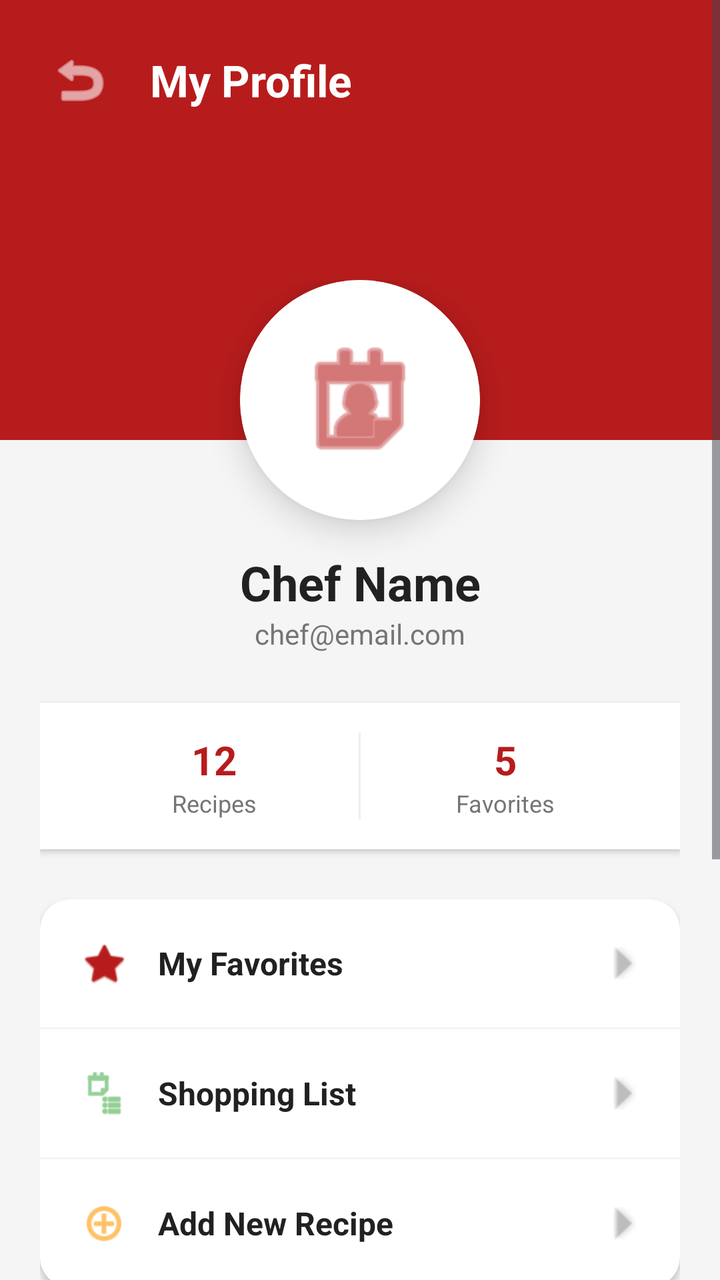
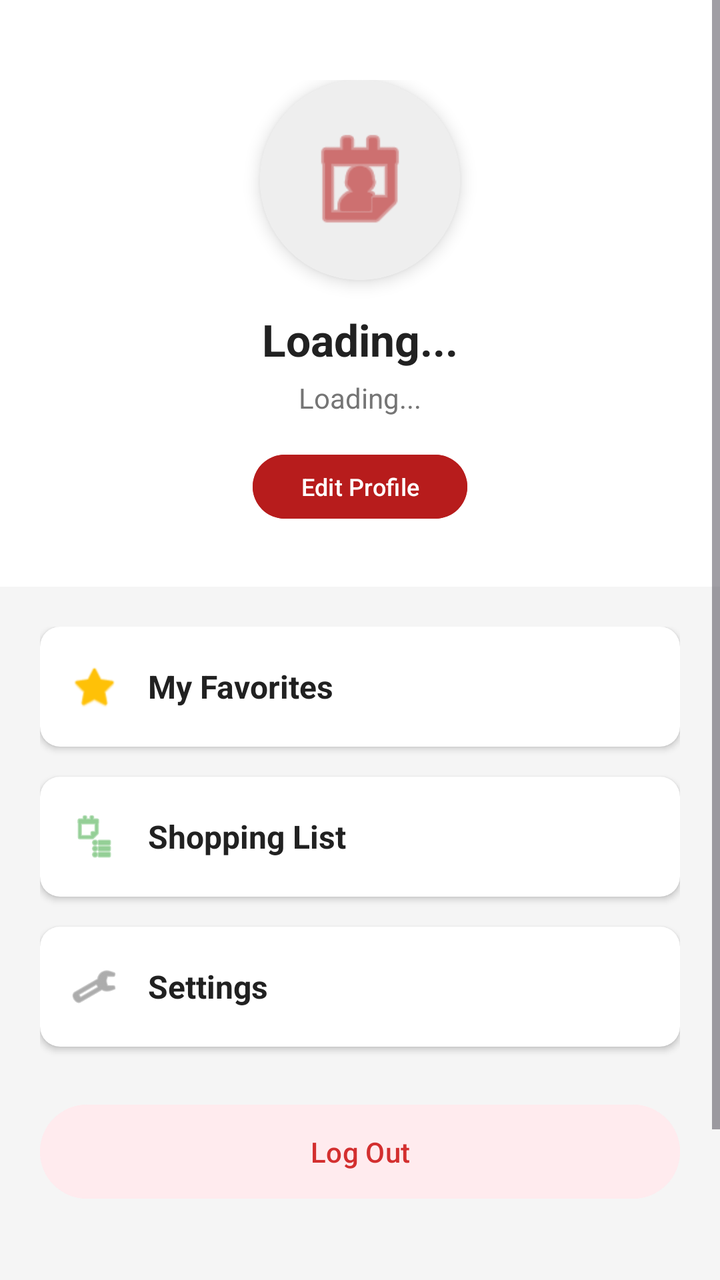

Two renders of the same Android screen: before a commit and after it. Below are the layout's source before the change and the commit's diff.
<!-- AndroidManifest.xml: application theme Theme.RecipeApp -->
<!-- res/layout/fragment_profile.xml -->
<?xml version="1.0" encoding="utf-8"?>
<ScrollView xmlns:android="http://schemas.android.com/apk/res/android"
    xmlns:app="http://schemas.android.com/apk/res-auto"
    android:layout_width="match_parent"
    android:layout_height="match_parent"
    android:background="#F5F5F5">

    <RelativeLayout
        android:layout_width="match_parent"
        android:layout_height="wrap_content">

        <View
            android:id="@+id/headerBackground"
            android:layout_width="match_parent"
            android:layout_height="220dp"
            android:background="#B71C1C"/>

        <ImageButton
            android:id="@+id/btnBackProfile"
            android:layout_width="40dp"
            android:layout_height="40dp"
            android:src="@android:drawable/ic_menu_revert"
            android:background="@android:color/transparent"
            app:tint="#FFFFFF"
            android:layout_marginTop="20dp"
            android:layout_marginStart="20dp"/>

        <TextView
            android:layout_width="wrap_content"
            android:layout_height="wrap_content"
            android:text="My Profile"
            android:textColor="#FFFFFF"
            android:textSize="22sp"
            android:textStyle="bold"
            android:layout_toEndOf="@id/btnBackProfile"
            android:layout_alignTop="@id/btnBackProfile"
            android:layout_alignBottom="@id/btnBackProfile"
            android:gravity="center_vertical"
            android:layout_marginStart="15dp"/>

        <LinearLayout
            android:layout_width="match_parent"
            android:layout_height="wrap_content"
            android:orientation="vertical"
            android:layout_marginTop="140dp"
            android:paddingStart="20dp"
            android:paddingEnd="20dp"
            android:paddingBottom="40dp">

            <androidx.cardview.widget.CardView
                android:layout_width="120dp"
                android:layout_height="120dp"
                app:cardCornerRadius="60dp"
                app:cardElevation="10dp"
                android:layout_gravity="center_horizontal"
                android:layout_marginBottom="15dp">
                <ImageView
                    android:layout_width="match_parent"
                    android:layout_height="match_parent"
                    android:src="@android:drawable/ic_menu_my_calendar"
                    android:padding="25dp"
                    android:background="#FFFFFF"
                    app:tint="#B71C1C"/>
            </androidx.cardview.widget.CardView>

            <TextView
                android:id="@+id/tvProfileNameDisplay"
                android:layout_width="match_parent"
                android:layout_height="wrap_content"
                android:text="Chef Name"
                android:textSize="24sp"
                android:textStyle="bold"
                android:textColor="#212121"
                android:gravity="center"/>

            <TextView
                android:id="@+id/tvProfileEmailDisplay"
                android:layout_width="match_parent"
                android:layout_height="wrap_content"
                android:text="chef@email.com"
                android:textSize="14sp"
                android:textColor="#757575"
                android:gravity="center"
                android:layout_marginBottom="25dp"/>

            <LinearLayout
                android:layout_width="match_parent"
                android:layout_height="wrap_content"
                android:orientation="horizontal"
                android:background="#FFFFFF"
                android:elevation="2dp"
                android:padding="15dp"
                android:layout_marginBottom="25dp">

                <LinearLayout
                    android:layout_width="0dp"
                    android:layout_height="wrap_content"
                    android:layout_weight="1"
                    android:orientation="vertical"
                    android:gravity="center">
                    <TextView
                        android:layout_width="wrap_content"
                        android:layout_height="wrap_content"
                        android:text="12"
                        android:textSize="20sp"
                        android:textStyle="bold"
                        android:textColor="#B71C1C"/>
                    <TextView
                        android:layout_width="wrap_content"
                        android:layout_height="wrap_content"
                        android:text="Recipes"
                        android:textSize="12sp"
                        android:textColor="#757575"/>
                </LinearLayout>

                <View
                    android:layout_width="1dp"
                    android:layout_height="match_parent"
                    android:background="#EEEEEE"/>

                <LinearLayout
                    android:layout_width="0dp"
                    android:layout_height="wrap_content"
                    android:layout_weight="1"
                    android:orientation="vertical"
                    android:gravity="center">
                    <TextView
                        android:layout_width="wrap_content"
                        android:layout_height="wrap_content"
                        android:text="5"
                        android:textSize="20sp"
                        android:textStyle="bold"
                        android:textColor="#B71C1C"/>
                    <TextView
                        android:layout_width="wrap_content"
                        android:layout_height="wrap_content"
                        android:text="Favorites"
                        android:textSize="12sp"
                        android:textColor="#757575"/>
                </LinearLayout>
            </LinearLayout>

            <androidx.cardview.widget.CardView
                android:layout_width="match_parent"
                android:layout_height="wrap_content"
                app:cardCornerRadius="15dp"
                app:cardElevation="2dp"
                app:cardBackgroundColor="#FFFFFF"
                android:layout_marginBottom="25dp">

                <LinearLayout
                    android:layout_width="match_parent"
                    android:layout_height="wrap_content"
                    android:orientation="vertical">

                    <LinearLayout
                        android:id="@+id/btnGoToFavorites"
                        android:layout_width="match_parent"
                        android:layout_height="wrap_content"
                        android:orientation="horizontal"
                        android:padding="20dp"
                        android:gravity="center_vertical"
                        android:clickable="true"
                        android:foreground="?android:attr/selectableItemBackground">
                        <ImageView
                            android:layout_width="24dp"
                            android:layout_height="24dp"
                            android:src="@android:drawable/btn_star_big_on"
                            app:tint="#B71C1C"/>
                        <TextView
                            android:layout_width="0dp"
                            android:layout_height="wrap_content"
                            android:layout_weight="1"
                            android:text="My Favorites"
                            android:textSize="16sp"
                            android:textColor="#212121"
                            android:textStyle="bold"
                            android:layout_marginStart="15dp"/>
                        <ImageView
                            android:layout_width="16dp"
                            android:layout_height="16dp"
                            android:src="@android:drawable/arrow_down_float"
                            android:rotation="-90"
                            app:tint="#BDBDBD"/>
                    </LinearLayout>

                    <View android:layout_width="match_parent" android:layout_height="1dp" android:background="#F5F5F5"/>

                    <LinearLayout
                        android:id="@+id/btnGoToShopping"
                        android:layout_width="match_parent"
                        android:layout_height="wrap_content"
                        android:orientation="horizontal"
                        android:padding="20dp"
                        android:gravity="center_vertical"
                        android:clickable="true"
                        android:foreground="?android:attr/selectableItemBackground">
                        <ImageView
                            android:layout_width="24dp"
                            android:layout_height="24dp"
                            android:src="@android:drawable/ic_menu_agenda"
                            app:tint="#4CAF50"/>
                        <TextView
                            android:layout_width="0dp"
                            android:layout_height="wrap_content"
                            android:layout_weight="1"
                            android:text="Shopping List"
                            android:textSize="16sp"
                            android:textColor="#212121"
                            android:textStyle="bold"
                            android:layout_marginStart="15dp"/>
                        <ImageView
                            android:layout_width="16dp"
                            android:layout_height="16dp"
                            android:src="@android:drawable/arrow_down_float"
                            android:rotation="-90"
                            app:tint="#BDBDBD"/>
                    </LinearLayout>

                    <View android:layout_width="match_parent" android:layout_height="1dp" android:background="#F5F5F5"/>

                    <LinearLayout
                        android:id="@+id/btnGoToAddRecipe"
                        android:layout_width="match_parent"
                        android:layout_height="wrap_content"
                        android:orientation="horizontal"
                        android:padding="20dp"
                        android:gravity="center_vertical"
                        android:clickable="true"
                        android:foreground="?android:attr/selectableItemBackground">
                        <ImageView
                            android:layout_width="24dp"
                            android:layout_height="24dp"
                            android:src="@android:drawable/ic_menu_add"
                            app:tint="#FF9800"/>
                        <TextView
                            android:layout_width="0dp"
                            android:layout_height="wrap_content"
                            android:layout_weight="1"
                            android:text="Add New Recipe"
                            android:textSize="16sp"
                            android:textColor="#212121"
                            android:textStyle="bold"
                            android:layout_marginStart="15dp"/>
                        <ImageView
                            android:layout_width="16dp"
                            android:layout_height="16dp"
                            android:src="@android:drawable/arrow_down_float"
                            android:rotation="-90"
                            app:tint="#BDBDBD"/>
                    </LinearLayout>
                </LinearLayout>
            </androidx.cardview.widget.CardView>

            <TextView
                android:layout_width="wrap_content"
                android:layout_height="wrap_content"
                android:text="Security"
                android:textSize="16sp"
                android:textStyle="bold"
                android:textColor="#212121"
                android:layout_marginBottom="10dp"
                android:layout_marginStart="5dp"/>

            <androidx.cardview.widget.CardView
                android:layout_width="match_parent"
                android:layout_height="wrap_content"
                app:cardCornerRadius="12dp"
                app:cardElevation="2dp"
                android:layout_marginBottom="25dp">
                <LinearLayout
                    android:layout_width="match_parent"
                    android:layout_height="wrap_content"
                    android:orientation="vertical"
                    android:padding="15dp">

                    <EditText
                        android:id="@+id/etProfilePassword"
                        android:layout_width="match_parent"
                        android:layout_height="50dp"
                        android:background="#F9F9F9"
                        android:paddingStart="15dp"
                        android:hint="New Password"
                        android:inputType="textPassword"
                        android:layout_marginBottom="10dp"/>

                    <Button
                        android:id="@+id/btnUpdatePassword"
                        android:layout_width="match_parent"
                        android:layout_height="50dp"
                        android:text="Update Password"
                        android:backgroundTint="#212121"
                        android:textColor="#FFFFFF"/>
                </LinearLayout>
            </androidx.cardview.widget.CardView>

            <Button
                android:id="@+id/btnLogout"
                android:layout_width="match_parent"
                android:layout_height="wrap_content"
                android:text="Log Out"
                android:textColor="#D32F2F"
                android:backgroundTint="#FFEBEE"
                style="?android:attr/borderlessButtonStyle"/>

        </LinearLayout>
    </RelativeLayout>
</ScrollView>
<!-- resources referenced by this layout -->
<resources>
  <style name="Theme.RecipeApp" parent="Base.Theme.RecipeApp" />
  <style name="Base.Theme.RecipeApp" parent="Theme.Material3.DayNight.NoActionBar">
          
          
      </style>
</resources>

<!-- the commit's change to res/layout/fragment_profile.xml (unified diff, before → after) -->
@@ -1,308 +1,185 @@
 <?xml version="1.0" encoding="utf-8"?>
+
 <ScrollView xmlns:android="http://schemas.android.com/apk/res/android"
     xmlns:app="http://schemas.android.com/apk/res-auto"
     android:layout_width="match_parent"
     android:layout_height="match_parent"
     android:background="#F5F5F5">
 
-    <RelativeLayout
+    <LinearLayout
         android:layout_width="match_parent"
-        android:layout_height="wrap_content">
-
-        <View
-            android:id="@+id/headerBackground"
-            android:layout_width="match_parent"
-            android:layout_height="220dp"
-            android:background="#B71C1C"/>
-
-        <ImageButton
-            android:id="@+id/btnBackProfile"
-            android:layout_width="40dp"
-            android:layout_height="40dp"
-            android:src="@android:drawable/ic_menu_revert"
-            android:background="@android:color/transparent"
-            app:tint="#FFFFFF"
-            android:layout_marginTop="20dp"
-            android:layout_marginStart="20dp"/>
-
-        <TextView
-            android:layout_width="wrap_content"
-            android:layout_height="wrap_content"
-            android:text="My Profile"
-            android:textColor="#FFFFFF"
-            android:textSize="22sp"
-            android:textStyle="bold"
-            android:layout_toEndOf="@id/btnBackProfile"
-            android:layout_alignTop="@id/btnBackProfile"
-            android:layout_alignBottom="@id/btnBackProfile"
-            android:gravity="center_vertical"
-            android:layout_marginStart="15dp"/>
+        android:layout_height="wrap_content"
+        android:orientation="vertical"
+        android:paddingBottom="30dp">
 
         <LinearLayout
             android:layout_width="match_parent"
             android:layout_height="wrap_content"
             android:orientation="vertical"
-            android:layout_marginTop="140dp"
-            android:paddingStart="20dp"
-            android:paddingEnd="20dp"
-            android:paddingBottom="40dp">
+            android:gravity="center"
+            android:background="#FFFFFF"
+            android:paddingTop="40dp"
+            android:paddingBottom="30dp">
 
             <androidx.cardview.widget.CardView
-                android:layout_width="120dp"
-                android:layout_height="120dp"
-                app:cardCornerRadius="60dp"
-                app:cardElevation="10dp"
-                android:layout_gravity="center_horizontal"
-                android:layout_marginBottom="15dp">
+                android:layout_width="100dp"
+                android:layout_height="100dp"
+                app:cardCornerRadius="50dp"
+                app:cardElevation="5dp">
                 <ImageView
                     android:layout_width="match_parent"
                     android:layout_height="match_parent"
                     android:src="@android:drawable/ic_menu_my_calendar"
-                    android:padding="25dp"
-                    android:background="#FFFFFF"
+                    android:padding="20dp"
+                    android:background="#EEEEEE"
                     app:tint="#B71C1C"/>
             </androidx.cardview.widget.CardView>
 
             <TextView
-                android:id="@+id/tvProfileNameDisplay"
-                android:layout_width="match_parent"
+                android:id="@+id/tvProfileName"
+                android:layout_width="wrap_content"
                 android:layout_height="wrap_content"
-                android:text="Chef Name"
-                android:textSize="24sp"
+                android:text="Loading..."
+                android:textSize="22sp"
                 android:textStyle="bold"
                 android:textColor="#212121"
-                android:gravity="center"/>
+                android:layout_marginTop="15dp"/>
 
             <TextView
-                android:id="@+id/tvProfileEmailDisplay"
-                android:layout_width="match_parent"
+                android:id="@+id/tvProfileEmail"
+                android:layout_width="wrap_content"
                 android:layout_height="wrap_content"
-                android:text="chef@email.com"
+                android:text="Loading..."
                 android:textSize="14sp"
                 android:textColor="#757575"
-                android:gravity="center"
-                android:layout_marginBottom="25dp"/>
+                android:layout_marginTop="5dp"/>
 
-            <LinearLayout
+            <Button
+                android:id="@+id/btnEditProfile"
+                android:layout_width="wrap_content"
+                android:layout_height="40dp"
+                android:text="Edit Profile"
+                android:textSize="12sp"
+                android:backgroundTint="#B71C1C"
+                android:layout_marginTop="15dp"/>
+        </LinearLayout>
+
+        <LinearLayout
+            android:layout_width="match_parent"
+            android:layout_height="wrap_content"
+            android:orientation="vertical"
+            android:padding="20dp">
+
+            <androidx.cardview.widget.CardView
+                android:id="@+id/btnMyFavorites"
                 android:layout_width="match_parent"
-                android:layout_height="wrap_content"
-                android:orientation="horizontal"
-                android:background="#FFFFFF"
-                android:elevation="2dp"
-                android:padding="15dp"
-                android:layout_marginBottom="25dp">
-
+                android:layout_height="60dp"
+                app:cardCornerRadius="10dp"
+                app:cardElevation="2dp"
+                android:layout_marginBottom="15dp"
+                android:clickable="true"
+                android:foreground="?android:attr/selectableItemBackground">
                 <LinearLayout
-                    android:layout_width="0dp"
-                    android:layout_height="wrap_content"
-                    android:layout_weight="1"
-                    android:orientation="vertical"
-                    android:gravity="center">
+                    android:layout_width="match_parent"
+                    android:layout_height="match_parent"
+                    android:gravity="center_vertical"
+                    android:paddingStart="15dp">
+                    <ImageView
+                        android:layout_width="24dp"
+                        android:layout_height="24dp"
+                        android:src="@android:drawable/btn_star_big_on"
+                        app:tint="#FFC107"/>
                     <TextView
                         android:layout_width="wrap_content"
                         android:layout_height="wrap_content"
-                        android:text="12"
-                        android:textSize="20sp"
+                        android:text="My Favorites"
+                        android:textSize="16sp"
+                        android:textColor="#212121"
                         android:textStyle="bold"
-                        android:textColor="#B71C1C"/>
+                        android:layout_marginStart="15dp"/>
+                </LinearLayout>
+            </androidx.cardview.widget.CardView>
+
+            <androidx.cardview.widget.CardView
+                android:id="@+id/btnShoppingList"
+                android:layout_width="match_parent"
+                android:layout_height="60dp"
+                app:cardCornerRadius="10dp"
+                app:cardElevation="2dp"
+                android:layout_marginBottom="15dp"
+                android:clickable="true"
+                android:foreground="?android:attr/selectableItemBackground">
+                <LinearLayout
+                    android:layout_width="match_parent"
+                    android:layout_height="match_parent"
+                    android:gravity="center_vertical"
+                    android:paddingStart="15dp">
+                    <ImageView
+                        android:layout_width="24dp"
+                        android:layout_height="24dp"
+                        android:src="@android:drawable/ic_menu_agenda"
+                        app:tint="#4CAF50"/>
                     <TextView
                         android:layout_width="wrap_content"
                         android:layout_height="wrap_content"
-                        android:text="Recipes"
-                        android:textSize="12sp"
-                        android:textColor="#757575"/>
+                        android:text="Shopping List"
+                        android:textSize="16sp"
+                        android:textColor="#212121"
+                        android:textStyle="bold"
+                        android:layout_marginStart="15dp"/>
                 </LinearLayout>
+            </androidx.cardview.widget.CardView>
 
-                <View
-                    android:layout_width="1dp"
+            <androidx.cardview.widget.CardView
+                android:id="@+id/btnSettings"
+                android:layout_width="match_parent"
+                android:layout_height="60dp"
+                app:cardCornerRadius="10dp"
+                app:cardElevation="2dp"
+                android:layout_marginBottom="15dp"
+                android:clickable="true"
+                android:foreground="?android:attr/selectableItemBackground">
+                <LinearLayout
+                    android:layout_width="match_parent"
                     android:layout_height="match_parent"
-                    android:background="#EEEEEE"/>
-
-                <LinearLayout
-                    android:layout_width="0dp"
-                    android:layout_height="wrap_content"
-                    android:layout_weight="1"
-                    android:orientation="vertical"
-                    android:gravity="center">
+                    android:gravity="center_vertical"
+                    android:paddingStart="15dp">
+                    <ImageView
+                        android:layout_width="24dp"
+                        android:layout_height="24dp"
+                        android:src="@android:drawable/ic_menu_preferences"
+                        app:tint="#757575"/>
                     <TextView
                         android:layout_width="wrap_content"
                         android:layout_height="wrap_content"
-                        android:text="5"
-                        android:textSize="20sp"
+                        android:text="Settings"
+                        android:textSize="16sp"
+                        android:textColor="#212121"
                         android:textStyle="bold"
-                        android:textColor="#B71C1C"/>
-                    <TextView
-                        android:layout_width="wrap_content"
-                        android:layout_height="wrap_content"
-                        android:text="Favorites"
-                        android:textSize="12sp"
-                        android:textColor="#757575"/>
-                </LinearLayout>
-            </LinearLayout>
-
-            <androidx.cardview.widget.CardView
-                android:layout_width="match_parent"
-                android:layout_height="wrap_content"
-                app:cardCornerRadius="15dp"
-                app:cardElevation="2dp"
-                app:cardBackgroundColor="#FFFFFF"
-                android:layout_marginBottom="25dp">
-
-                <LinearLayout
-                    android:layout_width="match_parent"
-                    android:layout_height="wrap_content"
-                    android:orientation="vertical">
-
-                    <LinearLayout
-                        android:id="@+id/btnGoToFavorites"
-                        android:layout_width="match_parent"
-                        android:layout_height="wrap_content"
-                        android:orientation="horizontal"
-                        android:padding="20dp"
-                        android:gravity="center_vertical"
-                        android:clickable="true"
-                        android:foreground="?android:attr/selectableItemBackground">
-                        <ImageView
-                            android:layout_width="24dp"
-                            android:layout_height="24dp"
-                            android:src="@android:drawable/btn_star_big_on"
-                            app:tint="#B71C1C"/>
-                        <TextView
-                            android:layout_width="0dp"
-                            android:layout_height="wrap_content"
-                            android:layout_weight="1"
-                            android:text="My Favorites"
-                            android:textSize="16sp"
-                            android:textColor="#212121"
-                            android:textStyle="bold"
-                            android:layout_marginStart="15dp"/>
-                        <ImageView
-                            android:layout_width="16dp"
-                            android:layout_height="16dp"
-                            android:src="@android:drawable/arrow_down_float"
-                            android:rotation="-90"
-                            app:tint="#BDBDBD"/>
-                    </LinearLayout>
-
-                    <View android:layout_width="match_parent" android:layout_height="1dp" android:background="#F5F5F5"/>
-
-                    <LinearLayout
-                        android:id="@+id/btnGoToShopping"
-                        android:layout_width="match_parent"
-                        android:layout_height="wrap_content"
-                        android:orientation="horizontal"
-                        android:padding="20dp"
-                        android:gravity="center_vertical"
-                        android:clickable="true"
-                        android:foreground="?android:attr/selectableItemBackground">
-                        <ImageView
-                            android:layout_width="24dp"
-                            android:layout_height="24dp"
-                            android:src="@android:drawable/ic_menu_agenda"
-                            app:tint="#4CAF50"/>
-                        <TextView
-                            android:layout_width="0dp"
-                            android:layout_height="wrap_content"
-                            android:layout_weight="1"
-                            android:text="Shopping List"
-                            android:textSize="16sp"
-                            android:textColor="#212121"
-                            android:textStyle="bold"
-                            android:layout_marginStart="15dp"/>
-                        <ImageView
-                            android:layout_width="16dp"
-                            android:layout_height="16dp"
-                            android:src="@android:drawable/arrow_down_float"
-                            android:rotation="-90"
-                            app:tint="#BDBDBD"/>
-                    </LinearLayout>
-
-                    <View android:layout_width="match_parent" android:layout_height="1dp" android:background="#F5F5F5"/>
-
-                    <LinearLayout
-                        android:id="@+id/btnGoToAddRecipe"
-                        android:layout_width="match_parent"
-                        android:layout_height="wrap_content"
-                        android:orientation="horizontal"
-                        android:padding="20dp"
-                        android:gravity="center_vertical"
-                        android:clickable="true"
-                        android:foreground="?android:attr/selectableItemBackground">
-                        <ImageView
-                            android:layout_width="24dp"
-                            android:layout_height="24dp"
-                            android:src="@android:drawable/ic_menu_add"
-                            app:tint="#FF9800"/>
-                        <TextView
-                            android:layout_width="0dp"
-                            android:layout_height="wrap_content"
-                            android:layout_weight="1"
-                            android:text="Add New Recipe"
-                            android:textSize="16sp"
-                            android:textColor="#212121"
-                            android:textStyle="bold"
-                            android:layout_marginStart="15dp"/>
-                        <ImageView
-                            android:layout_width="16dp"
-                            android:layout_height="16dp"
-                            android:src="@android:drawable/arrow_down_float"
-                            android:rotation="-90"
-                            app:tint="#BDBDBD"/>
-                    </LinearLayout>
-                </LinearLayout>
-            </androidx.cardview.widget.CardView>
-
-            <TextView
-                android:layout_width="wrap_content"
-                android:layout_height="wrap_content"
-                android:text="Security"
-                android:textSize="16sp"
-                android:textStyle="bold"
-                android:textColor="#212121"
-                android:layout_marginBottom="10dp"
-                android:layout_marginStart="5dp"/>
-
-            <androidx.cardview.widget.CardView
-                android:layout_width="match_parent"
-                android:layout_height="wrap_content"
-                app:cardCornerRadius="12dp"
-                app:cardElevation="2dp"
-                android:layout_marginBottom="25dp">
-                <LinearLayout
-                    android:layout_width="match_parent"
-                    android:layout_height="wrap_content"
-                    android:orientation="vertical"
-                    android:padding="15dp">
-
-                    <EditText
-                        android:id="@+id/etProfilePassword"
-                        android:layout_width="match_parent"
-                        android:layout_height="50dp"
-                        android:background="#F9F9F9"
-                        android:paddingStart="15dp"
-                        android:hint="New Password"
-                        android:inputType="textPassword"
-                        android:layout_marginBottom="10dp"/>
-
-                    <Button
-                        android:id="@+id/btnUpdatePassword"
-                        android:layout_width="match_parent"
-                        android:layout_height="50dp"
-                        android:text="Update Password"
-                        android:backgroundTint="#212121"
-                        android:textColor="#FFFFFF"/>
+                        android:layout_marginStart="15dp"/>
                 </LinearLayout>
             </androidx.cardview.widget.CardView>
 
             <Button
                 android:id="@+id/btnLogout"
                 android:layout_width="match_parent"
-                android:layout_height="wrap_content"
+                android:layout_height="55dp"
                 android:text="Log Out"
+                android:backgroundTint="#FFEBEE"
                 android:textColor="#D32F2F"
-                android:backgroundTint="#FFEBEE"
-                style="?android:attr/borderlessButtonStyle"/>
+                android:layout_marginTop="10dp"/>
 
         </LinearLayout>
-    </RelativeLayout>
+
+        <ImageButton
+            android:id="@+id/btnBackProfile"
+            android:layout_width="wrap_content"
+            android:layout_height="wrap_content"
+            android:src="@android:drawable/ic_menu_revert"
+            android:background="@android:color/transparent"
+            android:padding="20dp"
+            app:tint="#B71C1C"
+            android:layout_gravity="start"/>
+
+    </LinearLayout>
 </ScrollView>
